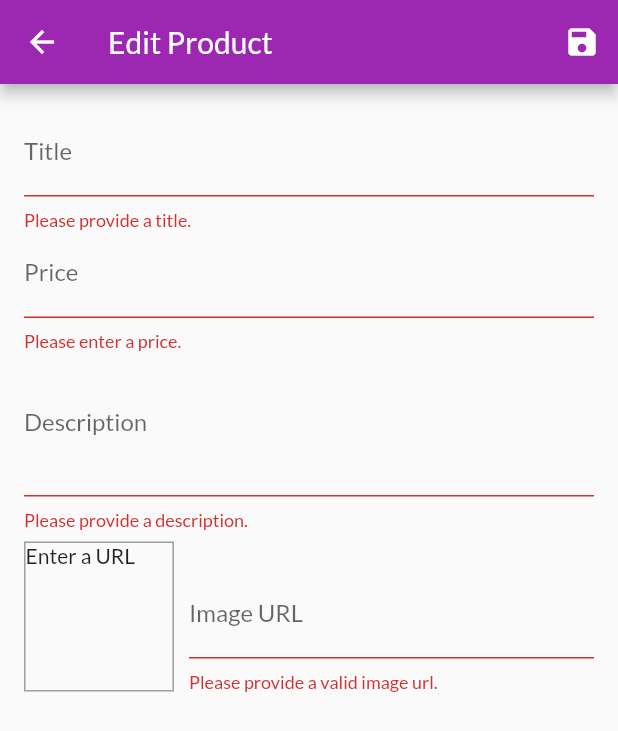
After one commit to rrichc/shop_app, a Flutter app: the EditProductScreen screen opened by its route, after a tap on the "save" icon, on a phone screen of 412 x 824 dp. The commit adds this screen. Shown: the top 731 px of the screen. Run offline on Flutter 3.47's test engine with Material 2 defaults, Android fonts, the phone set to English and light mode, and no system bars; network calls fail.

Commit message:
Add user input to be able to add, edit and remove products

```diff
--- a/lib/main.dart
+++ b/lib/main.dart
@@ -4,7 +4,9 @@ import 'package:shop_app/providers/cart.dart';
 import 'package:shop_app/providers/orders.dart';
 import 'package:shop_app/providers/products.dart';
 import 'package:shop_app/screens/cart_screen.dart';
+import 'package:shop_app/screens/edit_product_screen.dart';
 import 'package:shop_app/screens/orders_screen.dart';
+import 'package:shop_app/screens/user_products_screen.dart';
 import './screens/product_detail_screen.dart';
 import './screens/products_overview_screen.dart';
 
@@ -31,6 +33,8 @@ class MyApp extends StatelessWidget {
           ProductDetailScreen.routeName: (ctx) => ProductDetailScreen(),
           CartScreen.routeName: (ctx) => CartScreen(),
           OrdersScreen.routeName: (ctx) => OrdersScreen(),
+          UserProductScreen.routeName: (ctx) => UserProductScreen(),
+          EditProductScreen.routeName: (ctx) => EditProductScreen(),
         },
       ),
     );
--- a/lib/providers/products.dart
+++ b/lib/providers/products.dart
@@ -52,8 +52,29 @@ class Products with ChangeNotifier {
     return _items.where((prodItem) => prodItem.isFavorite).toList();
   }
 
-  void addProduct() {
-    // _items.add(value);
+  void addProduct(Product product) {
+    //Can't just pass the whole product in since we need to provide an ID. And you can't just reassign the ID since it's final.
+    final newProduct = Product(
+      title: product.title,
+      description: product.description,
+      price: product.price,
+      imageUrl: product.imageUrl,
+      id: DateTime.now().toString(),
+    );
+    _items.add(newProduct);
+    notifyListeners();
+  }
+
+  void updateProduct(String id, Product newProduct) {
+    final prodIndex = _items.indexWhere((prod) => prod.id == id);
+    if (prodIndex >= 0) {
+      _items[prodIndex] = newProduct;
+      notifyListeners();
+    }
+  }
+
+  void deleteProduct(String id) {
+    _items.removeWhere((prod) => prod.id == id);
     notifyListeners();
   }
 
--- /dev/null
+++ b/lib/screens/edit_product_screen.dart
@@ -0,0 +1,263 @@
+import 'package:flutter/material.dart';
+import 'package:provider/provider.dart';
+import 'package:shop_app/providers/product.dart';
+import 'package:shop_app/providers/products.dart';
+
+class EditProductScreen extends StatefulWidget {
+  static const routeName = '/edit-product';
+
+  @override
+  _EditProductScreenState createState() => _EditProductScreenState();
+}
+
+class _EditProductScreenState extends State<EditProductScreen> {
+  final _priceFocusNode = FocusNode();
+  final _descriptionFocusNode = FocusNode();
+  final _imageUrlController = TextEditingController();
+  final _imageUrlFocusNode = FocusNode();
+  final _form = GlobalKey<FormState>();
+  var _editedProduct = Product(
+    id: null,
+    title: '',
+    price: 0,
+    description: '',
+    imageUrl: '',
+  );
+  var _isInit = true;
+  var _initValues = {
+    'title': '',
+    'description': '',
+    'price': '',
+    'imageUrl': '',
+  };
+
+  @override
+  void initState() {
+    super.initState();
+    //in order to update the State as soon as the FormTextField this node is assigned to loses focus
+    _imageUrlFocusNode.addListener(_updateImageUrl);
+  }
+
+  @override
+  void didChangeDependencies() {
+    super.didChangeDependencies();
+    if (_isInit) {
+      final productId = ModalRoute.of(context).settings.arguments as String;
+      if (productId != null) {
+        _editedProduct =
+            Provider.of<Products>(context, listen: false).findById(productId);
+        _initValues = {
+          'title': _editedProduct.title,
+          'description': _editedProduct.description,
+          'price': _editedProduct.price.toString(),
+          //'imageUrl': _editedProduct.imageUrl,
+          'imageUrl': '',
+        };
+        _imageUrlController.text = _editedProduct.imageUrl;
+      }
+    }
+    _isInit = false;
+  }
+
+  void _updateImageUrl() {
+    if (!_imageUrlFocusNode.hasFocus) {
+      setState(() {});
+    }
+  }
+
+  @override
+  void dispose() {
+    super.dispose();
+    _priceFocusNode.dispose();
+    _descriptionFocusNode.dispose();
+    _imageUrlController.dispose();
+    //make sure to dispose of the listener before disposing the FocusNode
+    _imageUrlFocusNode.removeListener(_updateImageUrl);
+    _imageUrlFocusNode.dispose();
+  }
+
+  void _saveForm() {
+    final isValid = _form.currentState.validate();
+    if (isValid) {
+      _form.currentState.save();
+      if (_editedProduct.id != null) {
+        Provider.of<Products>(context, listen: false)
+            .updateProduct(_editedProduct.id, _editedProduct);
+      } else {
+        Provider.of<Products>(context, listen: false)
+            .addProduct(_editedProduct);
+      }
+      print(
+          "${_editedProduct.id}, ${_editedProduct.title}, ${_editedProduct.price}, ${_editedProduct.imageUrl}");
+      Navigator.of(context).pop();
+    }
+
+    //Adds the Product instance to the Products 'database'
+  }
+
+  @override
+  Widget build(BuildContext context) {
+    return Scaffold(
+      appBar: AppBar(
+        title: Text('Edit Product'),
+        actions: <Widget>[
+          IconButton(
+            icon: Icon(Icons.save),
+            onPressed: _saveForm,
+          )
+        ],
+      ),
+      body: Padding(
+        padding: const EdgeInsets.all(16.0),
+        child: Form(
+          key: _form,
+          child: ListView(
+            children: <Widget>[
+              TextFormField(
+                textInputAction: TextInputAction.next,
+                initialValue: _initValues['title'],
+                onFieldSubmitted: (_) {
+                  FocusScope.of(context).requestFocus(_priceFocusNode);
+                },
+                onSaved: (value) {
+                  _editedProduct = Product(
+                      id: _editedProduct.id,
+                      title: value,
+                      description: _editedProduct.description,
+                      price: _editedProduct.price,
+                      imageUrl: _editedProduct.imageUrl,
+                      isFavorite: _editedProduct.isFavorite);
+                },
+                validator: (value) {
+                  if (value.isEmpty) {
+                    return 'Please provide a title.';
+                  } else {
+                    return null;
+                  }
+                },
+                decoration: InputDecoration(
+                  labelText: 'Title',
+                ),
+              ),
+              TextFormField(
+                textInputAction: TextInputAction.next,
+                initialValue: _initValues['price'],
+                onFieldSubmitted: (_) {
+                  FocusScope.of(context).requestFocus(_descriptionFocusNode);
+                },
+                onSaved: (value) {
+                  _editedProduct = Product(
+                      id: _editedProduct.id,
+                      title: _editedProduct.title,
+                      description: _editedProduct.description,
+                      price: double.parse(value),
+                      imageUrl: _editedProduct.imageUrl,
+                      isFavorite: _editedProduct.isFavorite);
+                },
+                validator: (value) {
+                  if (value.isEmpty) {
+                    return 'Please enter a price.';
+                  } else if (double.tryParse(value) == null) {
+                    return 'Please enter a valid number.';
+                  } else if (double.tryParse(value) <= 0) {
+                    return 'Enter a number greater than zero.';
+                  } else {
+                    return null;
+                  }
+                },
+                focusNode: _priceFocusNode,
+                keyboardType: TextInputType.number,
+                decoration: InputDecoration(
+                  labelText: 'Price',
+                ),
+              ),
+              TextFormField(
+                focusNode: _descriptionFocusNode,
+                keyboardType: TextInputType.multiline,
+                initialValue: _initValues['description'],
+                onSaved: (value) {
+                  _editedProduct = Product(
+                    id: _editedProduct.id,
+                    title: _editedProduct.title,
+                    description: value,
+                    price: _editedProduct.price,
+                    imageUrl: _editedProduct.imageUrl,
+                    isFavorite: _editedProduct.isFavorite,
+                  );
+                },
+                decoration: InputDecoration(
+                  labelText: 'Description',
+                ),
+                maxLines: 3,
+                validator: (value) {
+                  if (value.isEmpty) {
+                    return 'Please provide a description.';
+                  } else if (value.length < 10) {
+                    return 'Please provide a description at least 10 characters long.';
+                  } else {
+                    return null;
+                  }
+                },
+              ),
+              Row(
+                crossAxisAlignment: CrossAxisAlignment.end,
+                children: <Widget>[
+                  Container(
+                    width: 100,
+                    height: 100,
+                    margin: EdgeInsets.only(top: 8, right: 10),
+                    decoration: BoxDecoration(
+                      border: Border.all(width: 1, color: Colors.grey),
+                    ),
+                    child: _imageUrlController.text.isEmpty
+                        ? Text('Enter a URL')
+                        : FittedBox(
+                            child: Image.network(_imageUrlController.text),
+                            fit: BoxFit.cover,
+                          ),
+                  ),
+                  Expanded(
+                    child: TextFormField(
+                      controller: _imageUrlController,
+                      focusNode: _imageUrlFocusNode,
+                      decoration: InputDecoration(labelText: 'Image URL'),
+                      keyboardType: TextInputType.url,
+                      textInputAction: TextInputAction.done,
+                      onFieldSubmitted: (_) {
+                        setState(() {});
+                        _saveForm();
+                      },
+                      onSaved: (value) {
+                        _editedProduct = Product(
+                          id: _editedProduct.id,
+                          title: _editedProduct.title,
+                          description: _editedProduct.description,
+                          price: _editedProduct.price,
+                          imageUrl: value,
+                          isFavorite: _editedProduct.isFavorite,
+                        );
+                      },
+                      validator: (value) {
+                        if (value.isEmpty) {
+                          return 'Please provide a valid image url.';
+                        } else if (!value.startsWith('http') &&
+                            !value.startsWith('https')) {
+                          return 'Please provide a valid image url.';
+                        } else if (!value.endsWith('.png') &&
+                            !value.endsWith('.jpg')) {
+                          return 'Please provide a valid image url.';
+                        } else {
+                          return null;
+                        }
+                      },
+                    ),
+                  ),
+                ],
+              )
+            ],
+          ),
+        ),
+      ),
+    );
+  }
+}
--- a/lib/widgets/app_drawer.dart
+++ b/lib/widgets/app_drawer.dart
@@ -1,5 +1,6 @@
 import 'package:flutter/material.dart';
 import 'package:shop_app/screens/orders_screen.dart';
+import 'package:shop_app/screens/user_products_screen.dart';
 
 class AppDrawer extends StatelessWidget {
   @override
@@ -28,6 +29,15 @@ class AppDrawer extends StatelessWidget {
                   .pushReplacementNamed(OrdersScreen.routeName);
             },
           ),
+          Divider(),
+          ListTile(
+            leading: Icon(Icons.edit),
+            title: Text('Manage Products'),
+            onTap: () {
+              Navigator.of(context)
+                  .pushReplacementNamed(UserProductScreen.routeName);
+            },
+          ),
         ],
       ),
     );
```
Also changed, not shown: lib/screens/user_products_screen.dart (added, +48 -0 lines), lib/widgets/user_product_item.dart (added, +44 -0 lines).
